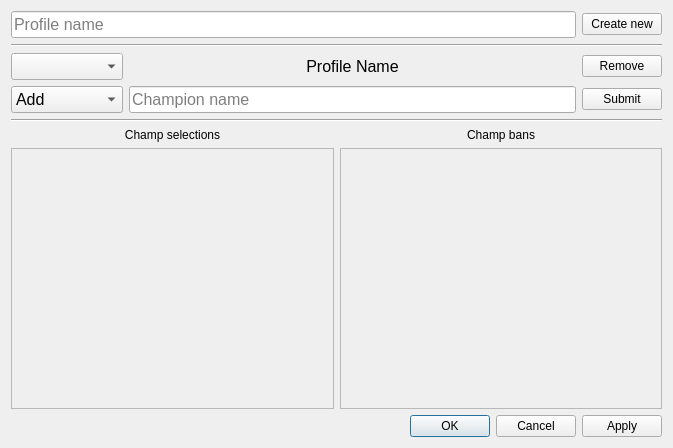
Above: forms/settings.ui from Ima-Kang/LoLTools before the change. Below: the same form after it.
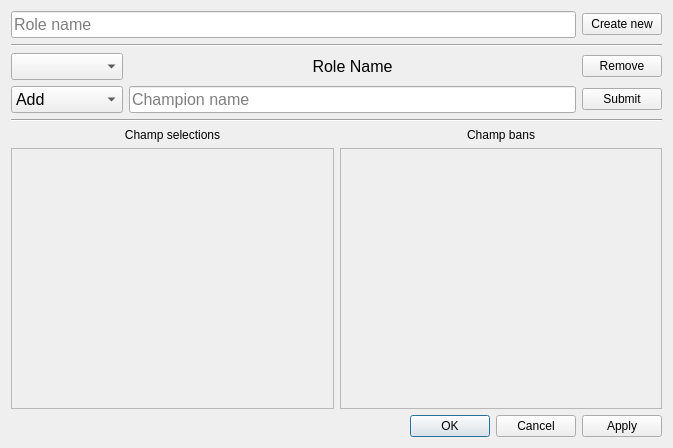
That is the form after the change.

Patch:
```diff
--- a/forms/settings.ui
+++ b/forms/settings.ui
@@ -46,7 +46,7 @@
               </font>
              </property>
              <property name="placeholderText">
-              <string>Profile name</string>
+              <string>Role name</string>
              </property>
             </widget>
            </item>
@@ -132,7 +132,7 @@
     </string>
                 </property>
                 <property name="text">
-                 <string>Profile Name</string>
+                 <string>Role Name</string>
                 </property>
                 <property name="alignment">
                  <set>Qt::AlignCenter</set>
```
Left out of the diff: 4 changed lines with no effect on the pictures.
